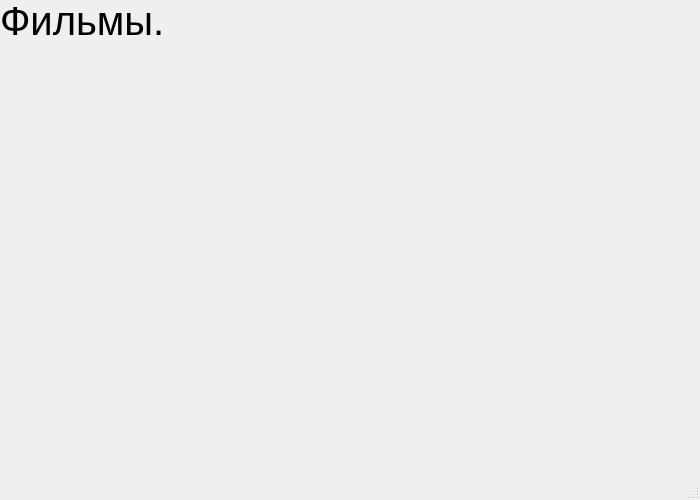
Above: film.ui from Zloiben/Application before the change. Below: the same form after it.
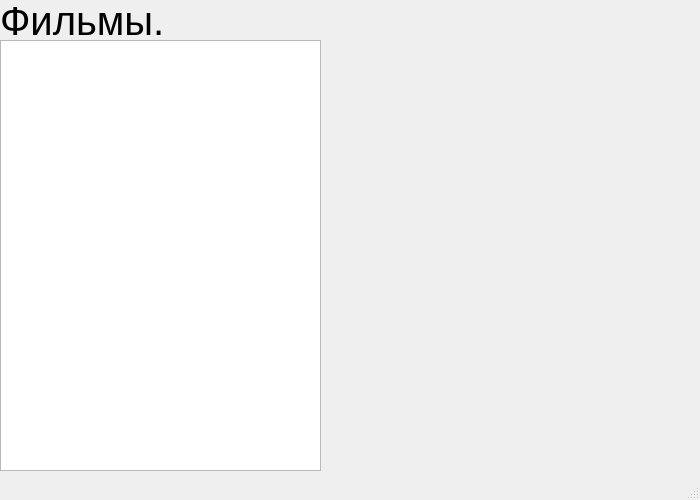
That is the form after the change.

The edit to the form file:
```diff
--- a/film.ui
+++ b/film.ui
@@ -32,6 +32,16 @@
      <string>Фильмы.</string>
     </property>
    </widget>
+   <widget class="QPlainTextEdit" name="plainTextEdit">
+    <property name="geometry">
+     <rect>
+      <x>0</x>
+      <y>40</y>
+      <width>321</width>
+      <height>431</height>
+     </rect>
+    </property>
+   </widget>
   </widget>
   <widget class="QMenuBar" name="menubar">
    <property name="geometry">
```
